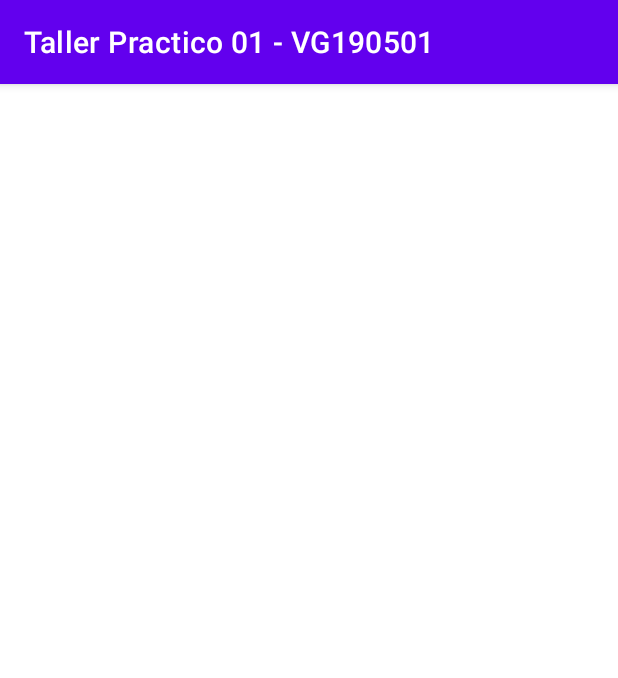
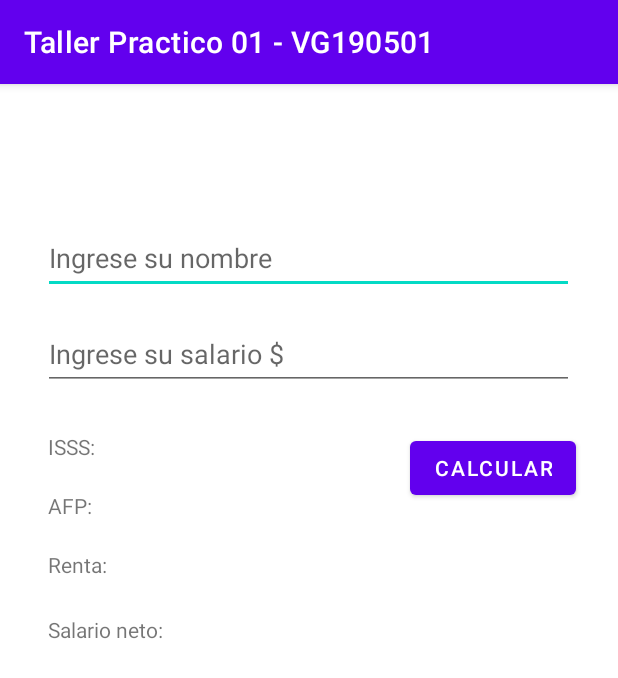
Before and after one commit to diegovelasquez-g/TallerPractico01, an Android app: the Ejercicio2 screen opened directly, with no data from a screen before it, on a phone screen of 412 x 824 dp. Shown: the top 678 px of the screen. Run offline under Robolectric (Android 15) with nearby library versions, the phone set to English and light mode, and no system bars.

Commit message:
Agregando el Ejercicio2.kt

```diff
--- a/app/src/main/java/com/example/tallerpractico01_vg190501/Ejercicio1.kt
+++ b/app/src/main/java/com/example/tallerpractico01_vg190501/Ejercicio1.kt
@@ -49,7 +49,7 @@ class Ejercicio1 : AppCompatActivity() {
                 if(ans>=6){
                     res = "Aprobado"
                 }
-                result.setText("El promedio del alumno "+student+"es: "+ansRound.toString())
+                result.setText("El promedio del alumno "+student+" es: "+ansRound.toString())
                 Toast.makeText(this,res,Toast.LENGTH_LONG).show()
 
             }
--- a/app/src/main/java/com/example/tallerpractico01_vg190501/Ejercicio2.kt
+++ b/app/src/main/java/com/example/tallerpractico01_vg190501/Ejercicio2.kt
@@ -2,10 +2,46 @@ package com.example.tallerpractico01_vg190501
 
 import androidx.appcompat.app.AppCompatActivity
 import android.os.Bundle
+import android.widget.Button
+import android.widget.EditText
+import android.widget.TextView
+
+
+lateinit var nombre: EditText
+lateinit var salario: EditText
+lateinit var isss: TextView
+lateinit var renta: TextView
+lateinit var total: TextView
+lateinit var afp: TextView
+lateinit var calcular: Button
 
 class Ejercicio2 : AppCompatActivity() {
     override fun onCreate(savedInstanceState: Bundle?) {
         super.onCreate(savedInstanceState)
         setContentView(R.layout.activity_ejercicio2)
+
+        nombre = findViewById(R.id.txtNombre)
+        salario = findViewById(R.id.txtSalario)
+        isss = findViewById(R.id.txtISSS)
+        renta = findViewById(R.id.txtRenta)
+        total = findViewById(R.id.txtTotal)
+        afp = findViewById(R.id.txtAFP)
+        calcular = findViewById(R.id.btnCalcular)
+
+        calcular.setOnClickListener{
+            val sal: Double = salario.text.toString().toDouble()
+            val afpRound: Double = Math.round((sal*0.04)*100.0)/100.0
+            val rentaRound: Double = Math.round((sal*0.05)*100.0)/100.0
+            val isssRound: Double = Math.round((sal*0.03)*100.0)/100.0
+            val res: Double = sal - afpRound - rentaRound - isssRound
+            val resRound: Double = Math.round(res*100.0)/100.0
+
+            isss.setText("ISSS: $"+isssRound.toString())
+            afp.setText("AFP: $"+afpRound.toString())
+            renta.setText("Renta: $"+rentaRound.toString())
+            total.setText("Total: $"+resRound.toString())
+
+
+        }
     }
 }
--- a/app/src/main/res/layout/activity_ejercicio2.xml
+++ b/app/src/main/res/layout/activity_ejercicio2.xml
@@ -6,4 +6,87 @@
     android:layout_height="match_parent"
     tools:context=".Ejercicio2">
 
+    <EditText
+        android:id="@+id/txtNombre"
+        android:layout_width="354dp"
+        android:layout_height="48dp"
+        android:layout_marginTop="92dp"
+        android:ems="10"
+        android:hint="Ingrese su nombre"
+        android:inputType="textPersonName"
+        app:layout_constraintEnd_toEndOf="parent"
+        app:layout_constraintHorizontal_bias="0.491"
+        app:layout_constraintStart_toStartOf="parent"
+        app:layout_constraintTop_toTopOf="parent" />
+
+    <EditText
+        android:id="@+id/txtSalario"
+        android:layout_width="354dp"
+        android:layout_height="48dp"
+        android:layout_marginTop="16dp"
+        android:ems="10"
+        android:hint="Ingrese su salario $"
+        android:inputType="numberDecimal"
+        app:layout_constraintEnd_toEndOf="parent"
+        app:layout_constraintHorizontal_bias="0.491"
+        app:layout_constraintStart_toStartOf="parent"
+        app:layout_constraintTop_toBottomOf="@+id/txtNombre" />
+
+    <TextView
+        android:id="@+id/txtISSS"
+        android:layout_width="wrap_content"
+        android:layout_height="wrap_content"
+        android:layout_marginTop="28dp"
+        android:text="ISSS:"
+        app:layout_constraintEnd_toEndOf="parent"
+        app:layout_constraintHorizontal_bias="0.084"
+        app:layout_constraintStart_toStartOf="parent"
+        app:layout_constraintTop_toBottomOf="@+id/txtSalario" />
+
+    <TextView
+        android:id="@+id/txtAFP"
+        android:layout_width="wrap_content"
+        android:layout_height="wrap_content"
+        android:layout_marginTop="20dp"
+        android:text="AFP:"
+        app:layout_constraintEnd_toEndOf="parent"
+        app:layout_constraintHorizontal_bias="0.084"
+        app:layout_constraintStart_toStartOf="parent"
+        app:layout_constraintTop_toBottomOf="@+id/txtISSS" />
+
+    <TextView
+        android:id="@+id/txtRenta"
+        android:layout_width="wrap_content"
+        android:layout_height="wrap_content"
+        android:layout_marginTop="20dp"
+        android:text="Renta:"
+        app:layout_constraintEnd_toEndOf="parent"
+        app:layout_constraintHorizontal_bias="0.086"
+        app:layout_constraintStart_toStartOf="parent"
+        app:layout_constraintTop_toBottomOf="@+id/txtAFP" />
+
+    <TextView
+        android:id="@+id/txtTotal"
+        android:layout_width="wrap_content"
+        android:layout_height="wrap_content"
+        android:layout_marginTop="24dp"
+        android:text="Salario neto:"
+        app:layout_constraintEnd_toEndOf="parent"
+        app:layout_constraintHorizontal_bias="0.096"
+        app:layout_constraintStart_toStartOf="parent"
+        app:layout_constraintTop_toBottomOf="@+id/txtRenta" />
+
+    <Button
+        android:id="@+id/btnCalcular"
+        android:layout_width="wrap_content"
+        android:layout_height="wrap_content"
+        android:layout_marginTop="28dp"
+        android:text="CALCULAR"
+        app:layout_constraintBottom_toBottomOf="parent"
+        app:layout_constraintEnd_toEndOf="parent"
+        app:layout_constraintHorizontal_bias="0.908"
+        app:layout_constraintStart_toStartOf="parent"
+        app:layout_constraintTop_toBottomOf="@+id/txtSalario"
+        app:layout_constraintVertical_bias="0.0" />
+
 </androidx.constraintlayout.widget.ConstraintLayout>
```
